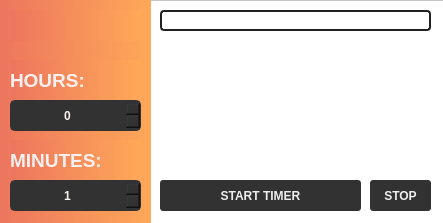
Qt form mainwindow.ui (imitatehappiness/shutdown_pc) before a commit.
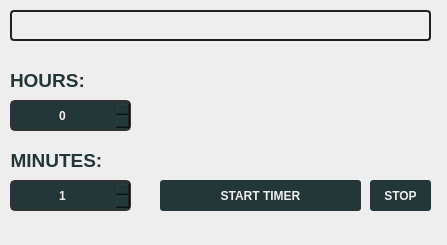
The same form after that commit.

Patch:
```diff
--- a/mainwindow.ui
+++ b/mainwindow.ui
@@ -6,8 +6,8 @@
    <rect>
     <x>0</x>
     <y>0</y>
-    <width>443</width>
-    <height>223</height>
+    <width>447</width>
+    <height>245</height>
    </rect>
   </property>
   <property name="windowTitle">
@@ -49,7 +49,7 @@
      </property>
      <property name="styleSheet">
       <string notr="true">QPushButton {
-     background-color: #323232;
+     background-color: #233738;
 	border: none;
 color: #EEEEEE;
      border-radius: 3px;
@@ -85,12 +85,13 @@
       <rect>
        <x>0</x>
        <y>0</y>
-       <width>151</width>
+       <width>451</width>
        <height>261</height>
       </rect>
      </property>
      <property name="styleSheet">
-      <string notr="true">   background-color: qlineargradient(spread:pad, x1:0 y1:0, x2:1 y2:0, stop:0 #ED765E, stop:1 #FEA858);</string>
+      <string notr="true">
+   background-color:#EEEEEE;</string>
      </property>
      <property name="frameShape">
       <enum>QFrame::NoFrame</enum>
@@ -101,9 +102,9 @@
      <widget class="QLabel" name="label_3">
       <property name="geometry">
        <rect>
-        <x>10</x>
+        <x>0</x>
         <y>140</y>
-        <width>131</width>
+        <width>141</width>
         <height>41</height>
        </rect>
       </property>
@@ -115,10 +116,11 @@
        </font>
       </property>
       <property name="styleSheet">
-       <string notr="true">color: #FBF0F0</string>
+       <string notr="true">color: #233738;
+    background-color:  none;</string>
       </property>
       <property name="text">
-       <string>MINUTES:</string>
+       <string>  MINUTES:</string>
       </property>
      </widget>
      <widget class="QLabel" name="label_2">
@@ -138,7 +140,9 @@
        </font>
       </property>
       <property name="styleSheet">
-       <string notr="true">color: #FBF0F0;</string>
+       <string notr="true">color: #233738;
+    background-color:  none;
+</string>
       </property>
       <property name="text">
        <string>HOURS:</string>
@@ -149,7 +153,7 @@
        <rect>
         <x>10</x>
         <y>100</y>
-        <width>131</width>
+        <width>121</width>
         <height>31</height>
        </rect>
       </property>
@@ -161,7 +165,7 @@
       </property>
       <property name="styleSheet">
        <string notr="true">QSpinBox{
-	 background-color: #323232;
+	 background-color: #233738;
 		border: none;
 		color: #FBF0F0;
 	border-radius: 5px;
@@ -181,7 +185,7 @@
        <rect>
         <x>10</x>
         <y>180</y>
-        <width>131</width>
+        <width>121</width>
         <height>31</height>
        </rect>
       </property>
@@ -193,7 +197,7 @@
       </property>
       <property name="styleSheet">
        <string notr="true">QSpinBox{
-	 background-color: #323232;
+	 background-color: #233738;
 		color: #FBF0F0;
 	border-radius: 5px;
 border: 2px solid #323232
@@ -213,10 +217,10 @@
      <widget class="QLabel" name="last_time">
       <property name="geometry">
        <rect>
-        <x>10</x>
-        <y>10</y>
-        <width>131</width>
-        <height>31</height>
+        <x>160</x>
+        <y>150</y>
+        <width>271</width>
+        <height>21</height>
        </rect>
       </property>
       <property name="font">
@@ -227,7 +231,8 @@
        </font>
       </property>
       <property name="styleSheet">
-       <string notr="true">color: #323232</string>
+       <string notr="true">color: #233738;
+    background-color:  none;</string>
       </property>
       <property name="text">
        <string/>
@@ -237,19 +242,6 @@
       </property>
      </widget>
     </widget>
-    <widget class="QLabel" name="gif">
-     <property name="geometry">
-      <rect>
-       <x>190</x>
-       <y>40</y>
-       <width>150</width>
-       <height>150</height>
-      </rect>
-     </property>
-     <property name="text">
-      <string/>
-     </property>
-    </widget>
     <widget class="QPushButton" name="stop">
      <property name="geometry">
       <rect>
@@ -267,7 +259,7 @@
      </property>
      <property name="styleSheet">
       <string notr="true">QPushButton {
-     background-color: #323232;
+     background-color: #233738;
 	border: none;
 color: #EEEEEE;
      border-radius: 3px;
@@ -301,21 +293,22 @@
     <widget class="QProgressBar" name="progressBar">
      <property name="geometry">
       <rect>
-       <x>160</x>
+       <x>10</x>
        <y>10</y>
-       <width>271</width>
-       <height>21</height>
+       <width>421</width>
+       <height>31</height>
       </rect>
      </property>
      <property name="styleSheet">
       <string notr="true">QProgressBar::chunk {
-     background-color: qlineargradient(spread:pad, x1:0 y1:0, x2:1 y2:0, stop:0 #ED765E, stop:1 #FEA858);
+   background-color: qlineargradient(spread:pad, x1:0 y1:0, x2:1 y2:0, stop:0 #000000, stop:1 #233738);
     border-radius: 2px;
    
  }
 
  QProgressBar {
-   
+   background: #EEEEEE;
+
 	border: 1px solid rgb(33,33,33);
      border-radius: 4px;
      padding: 3px;
```
Left out of the diff: 17 changed lines with no effect on the pictures.
